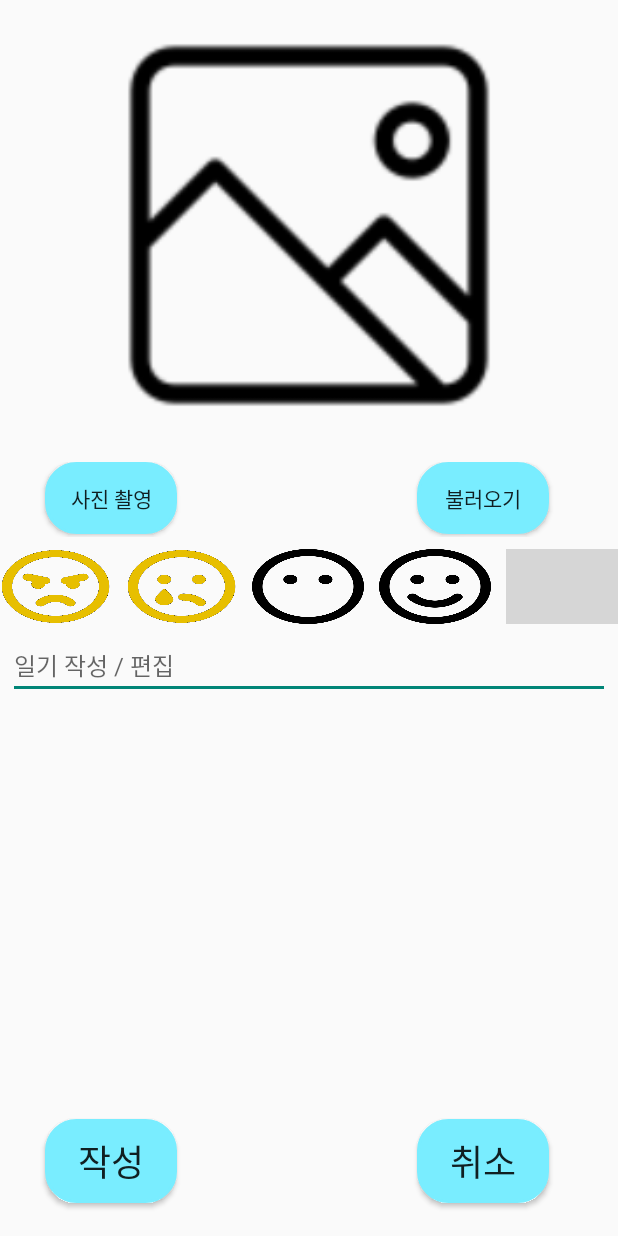
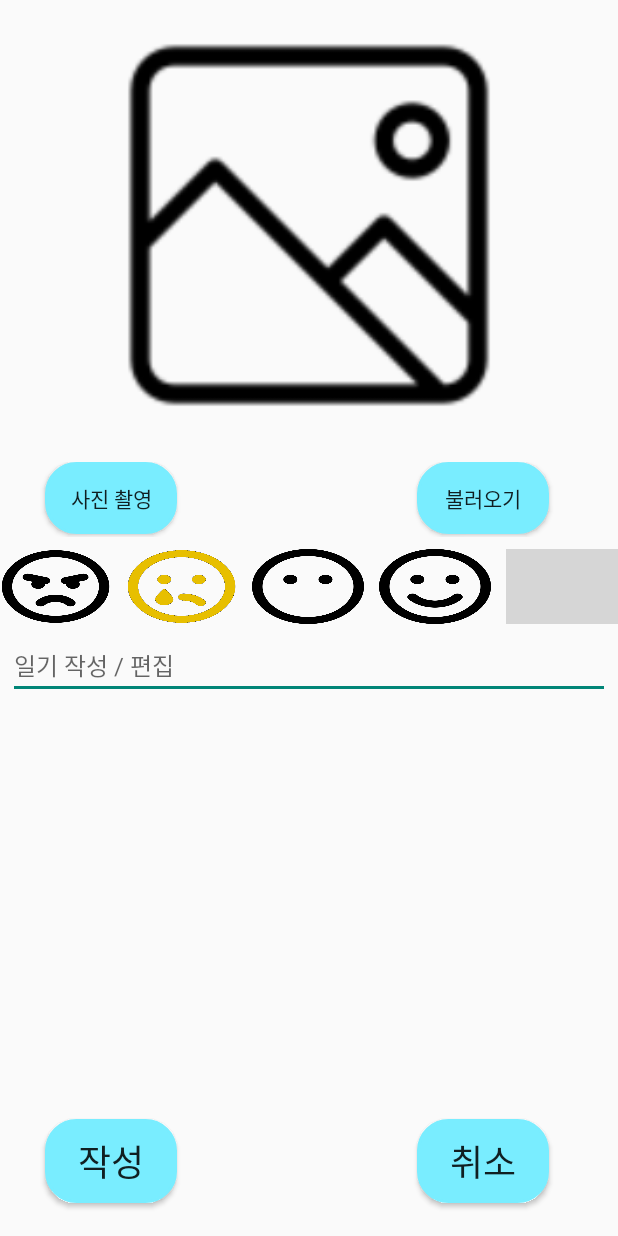
Before and after one commit to D0MHan/frameofmemory, an Android app: the AddDiaryActivity screen opened directly, with no data from a screen before it, after a tap on an icon or button, on a phone screen of 412 x 824 dp. Run offline under Robolectric (Android 15) with nearby library versions, the phone set to English and light mode, and no system bars; 3 other taps on this screen came first; grey boxes are pictures that could not be loaded.

Commit message:
231019Hans

```diff
--- a/app/src/main/java/kr/ac/a1015_3rd/AddDiaryActivity.kt
+++ b/app/src/main/java/kr/ac/a1015_3rd/AddDiaryActivity.kt
@@ -16,6 +16,7 @@ import android.content.Intent
 import android.content.pm.PackageManager
 import android.graphics.Bitmap
 import android.graphics.Bitmap.CompressFormat
+import android.graphics.BitmapFactory
 import android.graphics.Color
 import android.graphics.drawable.BitmapDrawable
 import android.os.Build
@@ -26,6 +27,7 @@ import android.widget.SeekBar
 import androidx.core.app.ActivityCompat
 import androidx.core.content.ContextCompat
 import java.io.ByteArrayOutputStream
+import java.io.Serializable
 
 class AddDiaryActivity : AppCompatActivity() {
 
@@ -75,6 +77,7 @@ class AddDiaryActivity : AppCompatActivity() {
     }
 
     private var selectedImageResourceId: Int? = null
+    private var selectButton: ImageButton? = null
 
     override fun onCreate(savedInstanceState: Bundle?) {
         super.onCreate(savedInstanceState)
@@ -85,6 +88,14 @@ class AddDiaryActivity : AppCompatActivity() {
                 selectedImageResourceId = newImgResources[button]
                 // 클릭 시 색상 변경
                 changeButtonImage(button)
+
+                selectButton?.let {
+                    val prevImgResource = imgResources[it]
+                    if (prevImgResource != null) {
+                        it.setBackgroundResource(prevImgResource)
+                    }
+                }
+                selectButton = button
             }
         }
 
@@ -111,6 +122,7 @@ class AddDiaryActivity : AppCompatActivity() {
                 // 이미지를 바이트 배열로 변환
                val imageByteArray = imageViewToByteArray(binding.imageView)
 
+
                 if (imageByteArray != null) {
                     val content: String = diary
 
@@ -125,7 +137,8 @@ class AddDiaryActivity : AppCompatActivity() {
                     memoViewModel.addMemo(memo)
                     Toast.makeText(this, "추가", Toast.LENGTH_SHORT).show()
                     finish()
-                } else {
+                }
+                else {
                     Toast.makeText(this, "사진을 저장해주세요.", Toast.LENGTH_SHORT).show()
                 }
             }
@@ -200,6 +213,24 @@ class AddDiaryActivity : AppCompatActivity() {
         return null
     }
 
+//    fun imageViewToByteArray(imageView: ImageView): ByteArray? {
+//        if(!imgChanged) {
+//            return null
+//        }
+//        val drawable = imageView.drawable
+//        if (drawable is BitmapDrawable) {
+//            val bitmap = drawable.bitmap
+//            val stream = ByteArrayOutputStream()
+//            bitmap.compress(Bitmap.CompressFormat.PNG, 100, stream)
+//            return stream.toByteArray()
+//        }
+//        return null
+//    }
+
+
+
+
+
     private fun openGallery() {
         // 저장소 권한이 있는지 확인
         if (checkPermission(STORAGE_PERMISSION, FLAG_PERM_STORAGE)) {
--- a/app/src/main/java/kr/ac/a1015_3rd/CalendarFragment.kt
+++ b/app/src/main/java/kr/ac/a1015_3rd/CalendarFragment.kt
@@ -11,6 +11,7 @@ import androidx.fragment.app.viewModels
 import androidx.lifecycle.Observer
 import androidx.recyclerview.widget.LinearLayoutManager
 import kr.ac.a1015_3rd.databinding.FragmentCalendarBinding
+import kr.ac.a1015_3rd.databinding.TodoItemBinding
 
 class CalendarFragment : Fragment() {
 
--- a/app/src/main/java/kr/ac/a1015_3rd/Memo.kt
+++ b/app/src/main/java/kr/ac/a1015_3rd/Memo.kt
@@ -12,7 +12,7 @@ data class Memo(
     val year : Int,
     val month : Int,
     val day : Int,
-    val image: ByteArray,
+    val image: ByteArray?,
     val selectedImageResourceId: Int?
 
 )
--- a/app/src/main/java/kr/ac/a1015_3rd/TodoAdapter.kt
+++ b/app/src/main/java/kr/ac/a1015_3rd/TodoAdapter.kt
@@ -31,7 +31,7 @@ class TodoAdapter(private val memoViewModel: MemoViewModel) : RecyclerView.Adapt
             if (currentMemo.image != null) {
                 val bitmap = BitmapFactory.decodeByteArray(currentMemo.image, 0, currentMemo.image.size)
                 imageView.setImageBitmap(bitmap)
-                imageView.visibility = View.VISIBLE
+                imageView.visibility = View.VISIBLE // 이미지가 있을 때 이미지뷰 보이기
             }
 
             if (currentMemo.selectedImageResourceId != null) {
--- a/app/src/main/res/layout/activity_add_diary.xml
+++ b/app/src/main/res/layout/activity_add_diary.xml
@@ -17,11 +17,12 @@
 
         <ImageView
             android:id="@+id/imageView"
-            android:layout_width="300dp"
-            android:layout_height="300dp"
+            android:layout_width="match_parent"
+            android:layout_height="match_parent"
             android:layout_gravity="center"
             app:srcCompat="@drawable/gallery"
-            tools:srcCompat="@drawable/gallery" />
+            android:tag="gal"
+            />
     </LinearLayout>
 
     <LinearLayout
```
Also changed, not shown: app/src/main/java/kr/ac/a1015_3rd/AddDiary_CalVerisonActivity.kt (+12 -0 lines), app/src/main/res/layout/todo_item.xml (+12 -9 lines).
